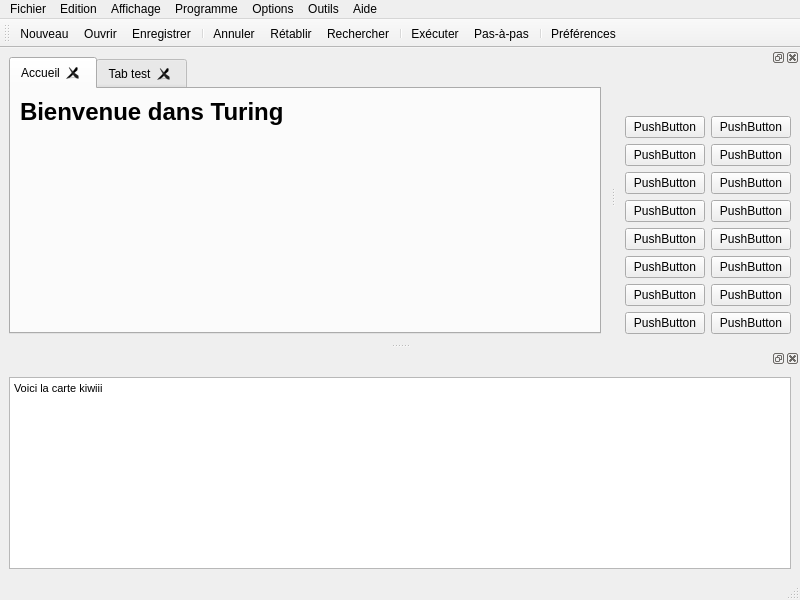
This is src/ui_mainwindow.ui in TuringApp/Turing as Qt 5 draws it before an edit. The edited form follows.
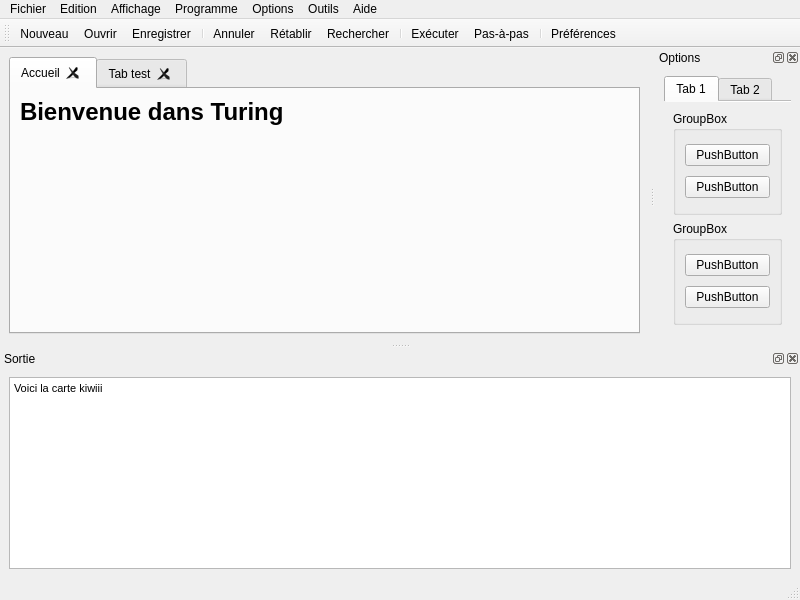
This is the edited form. The open tabs and pages were chosen to show the change. Icons and pictures are not drawn.

```diff
--- a/src/ui_mainwindow.ui
+++ b/src/ui_mainwindow.ui
@@ -223,144 +223,98 @@
    <addaction name="actionSettings"/>
   </widget>
   <widget class="QDockWidget" name="dock_settings">
+   <property name="accessibleName">
+    <string/>
+   </property>
+   <property name="floating">
+    <bool>false</bool>
+   </property>
+   <property name="windowTitle">
+    <string>Options</string>
+   </property>
    <attribute name="dockWidgetArea">
     <number>2</number>
    </attribute>
    <widget class="QWidget" name="dockWidgetContents_3">
-    <layout class="QHBoxLayout" name="horizontalLayout_3">
+    <layout class="QVBoxLayout" name="verticalLayout_5">
      <item>
-      <layout class="QFormLayout" name="formLayout_2">
-       <item row="1" column="0">
+      <widget class="QTabWidget" name="tabWidget_2">
+       <property name="currentIndex">
+        <number>0</number>
+       </property>
+       <property name="documentMode">
+        <bool>true</bool>
+       </property>
+       <property name="movable">
+        <bool>true</bool>
+       </property>
+       <widget class="QWidget" name="tab">
+        <attribute name="title">
+         <string>Tab 1</string>
+        </attribute>
+        <layout class="QVBoxLayout" name="verticalLayout_4">
+         <item>
+          <widget class="QGroupBox" name="groupBox">
+           <property name="title">
+            <string>GroupBox</string>
+           </property>
+           <layout class="QVBoxLayout" name="verticalLayout_6">
+            <item>
         <widget class="QPushButton" name="pushButton">
          <property name="text">
           <string>PushButton</string>
          </property>
         </widget>
        </item>
-       <item row="1" column="1">
+            <item>
         <widget class="QPushButton" name="pushButton_2">
          <property name="text">
           <string>PushButton</string>
          </property>
         </widget>
        </item>
-       <item row="2" column="0">
+           </layout>
+          </widget>
+         </item>
+         <item>
+          <widget class="QGroupBox" name="groupBox_2">
+           <property name="title">
+            <string>GroupBox</string>
+           </property>
+           <layout class="QVBoxLayout" name="verticalLayout_7">
+            <item>
         <widget class="QPushButton" name="pushButton_3">
          <property name="text">
           <string>PushButton</string>
          </property>
         </widget>
        </item>
-       <item row="2" column="1">
-        <widget class="QPushButton" name="pushButton_6">
-         <property name="text">
-          <string>PushButton</string>
-         </property>
-        </widget>
-       </item>
-       <item row="3" column="0">
+            <item>
         <widget class="QPushButton" name="pushButton_4">
          <property name="text">
           <string>PushButton</string>
          </property>
         </widget>
        </item>
-       <item row="3" column="1">
-        <widget class="QPushButton" name="pushButton_5">
-         <property name="text">
-          <string>PushButton</string>
-         </property>
-        </widget>
-       </item>
-       <item row="4" column="0">
-        <widget class="QPushButton" name="pushButton_7">
-         <property name="text">
-          <string>PushButton</string>
-         </property>
-        </widget>
-       </item>
-       <item row="4" column="1">
-        <widget class="QPushButton" name="pushButton_8">
-         <property name="text">
-          <string>PushButton</string>
-         </property>
-        </widget>
-       </item>
-       <item row="5" column="0">
-        <widget class="QPushButton" name="pushButton_10">
-         <property name="text">
-          <string>PushButton</string>
-         </property>
-        </widget>
-       </item>
-       <item row="5" column="1">
-        <widget class="QPushButton" name="pushButton_9">
-         <property name="text">
-          <string>PushButton</string>
-         </property>
-        </widget>
-       </item>
-       <item row="6" column="0">
-        <widget class="QPushButton" name="pushButton_12">
-         <property name="text">
-          <string>PushButton</string>
-         </property>
-        </widget>
-       </item>
-       <item row="6" column="1">
-        <widget class="QPushButton" name="pushButton_11">
-         <property name="text">
-          <string>PushButton</string>
-         </property>
-        </widget>
-       </item>
-       <item row="7" column="0">
-        <widget class="QPushButton" name="pushButton_13">
-         <property name="text">
-          <string>PushButton</string>
-         </property>
-        </widget>
-       </item>
-       <item row="7" column="1">
-        <widget class="QPushButton" name="pushButton_14">
-         <property name="text">
-          <string>PushButton</string>
-         </property>
-        </widget>
-       </item>
-       <item row="8" column="0">
-        <widget class="QPushButton" name="pushButton_15">
-         <property name="text">
-          <string>PushButton</string>
-         </property>
-        </widget>
-       </item>
-       <item row="8" column="1">
-        <widget class="QPushButton" name="pushButton_16">
-         <property name="text">
-          <string>PushButton</string>
-         </property>
-        </widget>
-       </item>
-       <item row="0" column="1">
-        <spacer name="verticalSpacer">
-         <property name="orientation">
-          <enum>Qt::Vertical</enum>
-         </property>
-         <property name="sizeHint" stdset="0">
-          <size>
-           <width>20</width>
-           <height>40</height>
-          </size>
-         </property>
-        </spacer>
-       </item>
-      </layout>
+           </layout>
+          </widget>
+         </item>
+        </layout>
+       </widget>
+       <widget class="QWidget" name="tab_2">
+        <attribute name="title">
+         <string>Tab 2</string>
+        </attribute>
+       </widget>
+      </widget>
      </item>
     </layout>
    </widget>
   </widget>
   <widget class="QDockWidget" name="dock_output">
+   <property name="windowTitle">
+    <string>Sortie</string>
+   </property>
    <attribute name="dockWidgetArea">
     <number>8</number>
    </attribute>
```
Left out of the diff: 2 changed lines with no effect on the pictures. Lines whose indentation alone changed are shown as unchanged.
